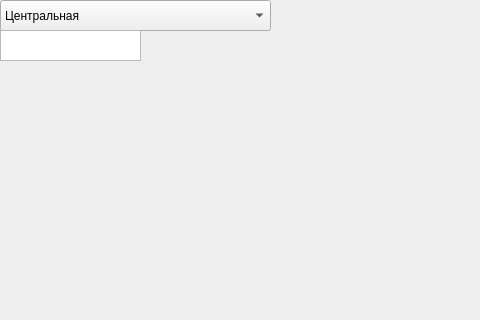
Infoboros/CG, file lab4/mainwindow.ui: the form before one commit; both pictures show x 0 to 480 and y 0 to 320 of the 800 by 600 pixel window.
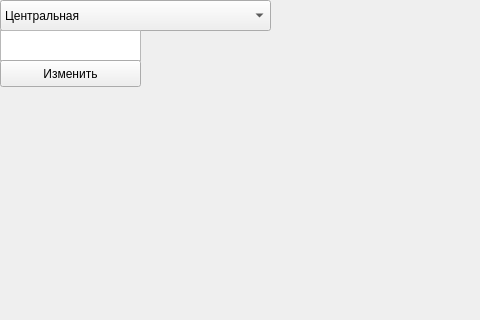
The form after the commit.

```diff
--- a/lab4/mainwindow.ui
+++ b/lab4/mainwindow.ui
@@ -62,6 +62,19 @@
      </rect>
     </property>
    </widget>
+   <widget class="QPushButton" name="pushButton">
+    <property name="geometry">
+     <rect>
+      <x>0</x>
+      <y>60</y>
+      <width>141</width>
+      <height>27</height>
+     </rect>
+    </property>
+    <property name="text">
+     <string>Изменить</string>
+    </property>
+   </widget>
   </widget>
   <widget class="QMenuBar" name="menubar">
    <property name="geometry">
```
Left out of the diff: 5 changed lines with no effect on the pictures.
